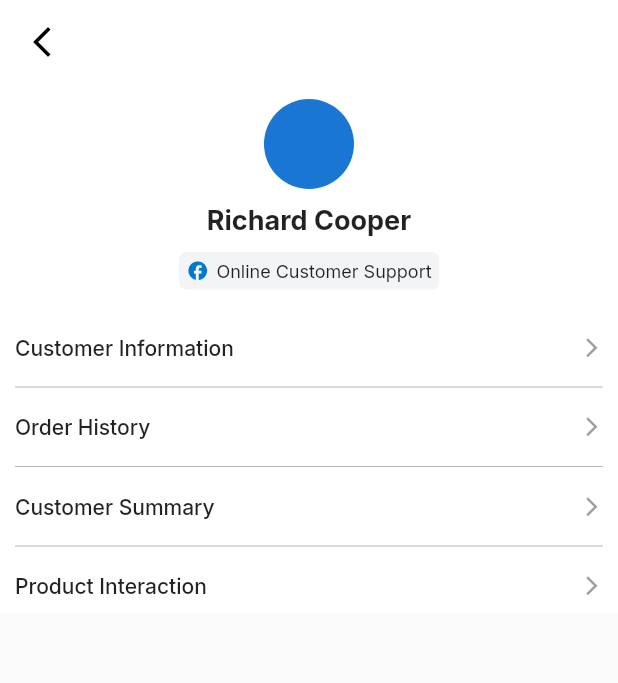
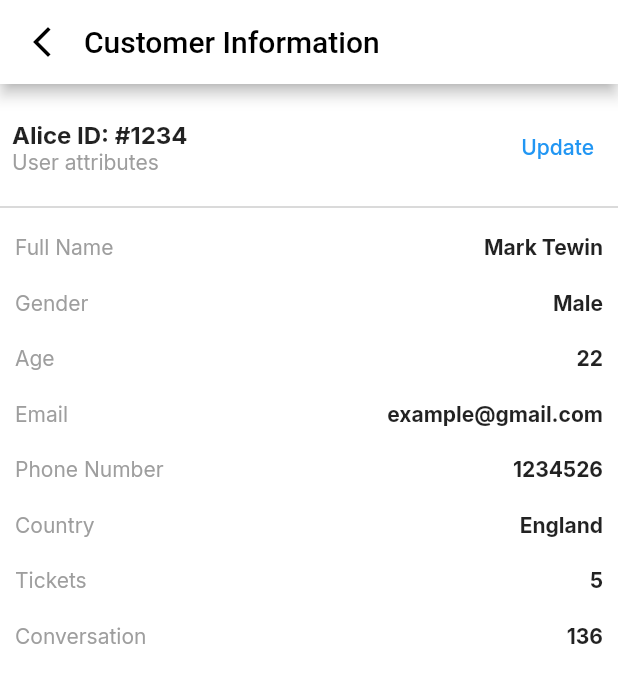
Before and after one commit to Misfit-Mushfiq/myalice, a Flutter app: the CustomerProfile screen opened by its route, after a tap on "Customer Information", on a phone screen of 412 x 824 dp. Shown: the top 683 px of the screen. Run offline on Flutter 3.47's test engine with Material 2 defaults, Android fonts, the phone set to English and light mode, and no system bars; our stand-ins replace cached_network_image, dio, flutter_spinkit, flutter_svg, get, google_fonts and 3 more; missing offline and left inert: pusher_client; accounts and stored records are empty.

```diff
--- a/lib/controllers/apiControllers/loginApiController.dart
+++ b/lib/controllers/apiControllers/loginApiController.dart
@@ -3,6 +3,7 @@ import 'package:myalice/controllers/apiControllers/baseApiController.dart';
 import 'package:myalice/models/responseModels/loginResponse.dart';
 
 class LoginApiController extends BaseApiController {
+
   static String _loginPath = "accounts/login";
 
   Future<LoginResponse> login(String email, String password) async {
--- a/lib/main.dart
+++ b/lib/main.dart
@@ -4,6 +4,7 @@ import 'package:get/get_navigation/src/root/get_material_app.dart';
 import 'package:get/route_manager.dart';
 import 'package:google_fonts/google_fonts.dart';
 import 'package:myalice/screens/chatDetails.dart';
+import 'package:myalice/screens/customerInfo.dart';
 import 'package:myalice/screens/customerProfile.dart';
 import 'package:myalice/screens/inboxScreen.dart';
 import 'package:myalice/screens/loginScreen.dart';
@@ -34,6 +35,7 @@ class MyApp extends StatelessWidget {
         GetPage(name: SIGNUP_PAGE, page: () => SignUpScreen()),
         GetPage(name: USER_PROFILE_PAGE, page: () => UserProfile()),
         GetPage(name: CUSTOMER_PROFILE_PAGE, page: () => CustomerProfile()),
+         GetPage(name: CUSTOMER_INFO_PAGE, page: () => CustomerInfo()),
       ],
     );
   }
--- a/lib/models/user.dart
+++ /dev/null
@@ -1,5 +0,0 @@
-class User {
-  User({this.name = '', this.count = 0});
-  String name;
-  int count;
-}
--- /dev/null
+++ b/lib/screens/customerInfo.dart
@@ -0,0 +1,197 @@
+import 'package:flutter/cupertino.dart';
+import 'package:flutter/material.dart';
+import 'package:get/get.dart';
+
+class CustomerInfo extends StatefulWidget {
+  CustomerInfo({Key? key}) : super(key: key);
+
+  @override
+  _CustomerInfoState createState() => _CustomerInfoState();
+}
+
+class _CustomerInfoState extends State<CustomerInfo> {
+  @override
+  Widget build(BuildContext context) {
+    return Scaffold(
+      appBar: AppBar(
+        title: Text(
+          "Customer Information",
+          style: TextStyle(color: Colors.black),
+        ),
+        centerTitle: false,
+        automaticallyImplyLeading: false,
+        backgroundColor: Colors.white,
+        titleSpacing: 0.0,
+        leading: IconButton(
+            onPressed: () {
+              Get.back();
+            },
+            icon: Icon(
+              Icons.arrow_back_ios_new,
+              color: Colors.black,
+            )),
+      ),
+      body: Container(
+        color: Colors.white,
+        child: Column(
+          children: [
+            SizedBox(
+              height: 10,
+            ),
+            Padding(
+              padding: const EdgeInsets.all(8.0),
+              child: Row(
+                mainAxisAlignment: MainAxisAlignment.spaceBetween,
+                children: [
+                  Column(
+                    crossAxisAlignment: CrossAxisAlignment.start,
+                    children: [
+                      Text("Alice ID: #1234",
+                          style: TextStyle(
+                              fontWeight: FontWeight.bold, fontSize: 16)),
+                      Text("User attributes",
+                          style: TextStyle(color: Colors.grey))
+                    ],
+                  ),
+                  TextButton(onPressed: () {}, child: Text("Update"))
+                ],
+              ),
+            ),
+            Divider(
+              thickness: 0.5,
+              color: Colors.grey,
+            ),
+            Container(
+              margin: EdgeInsets.all(10.0),
+              child: Row(
+                mainAxisAlignment: MainAxisAlignment.spaceBetween,
+                children: [
+                  Text(
+                    "Full Name",
+                    style: TextStyle(color: Colors.grey),
+                  ),
+                  Text(
+                    "Mark Tewin",
+                    style: TextStyle(fontWeight: FontWeight.bold),
+                  )
+                ],
+              ),
+            ),
+            Container(
+              margin: EdgeInsets.all(10.0),
+              child: Row(
+                mainAxisAlignment: MainAxisAlignment.spaceBetween,
+                children: [
+                  Text(
+                    "Gender",
+                    style: TextStyle(color: Colors.grey),
+                  ),
+                  Text(
+                    "Male",
+                    style: TextStyle(fontWeight: FontWeight.bold),
+                  )
+                ],
+              ),
+            ),
+            Container(
+              margin: EdgeInsets.all(10.0),
+              child: Row(
+                mainAxisAlignment: MainAxisAlignment.spaceBetween,
+                children: [
+                  Text(
+                    "Age",
+                    style: TextStyle(color: Colors.grey),
+                  ),
+                  Text(
+                    "22",
+                    style: TextStyle(fontWeight: FontWeight.bold),
+                  )
+                ],
+              ),
+            ),
+            Container(
+              margin: EdgeInsets.all(10.0),
+              child: Row(
+                mainAxisAlignment: MainAxisAlignment.spaceBetween,
+                children: [
+                  Text(
+                    "Email",
+                    style: TextStyle(color: Colors.grey),
+                  ),
+                  Text(
+                    "example@gmail.com",
+                    style: TextStyle(fontWeight: FontWeight.bold),
+                  )
+                ],
+              ),
+            ),
+            Container(
+              margin: EdgeInsets.all(10.0),
+              child: Row(
+                mainAxisAlignment: MainAxisAlignment.spaceBetween,
+                children: [
+                  Text(
+                    "Phone Number",
+                    style: TextStyle(color: Colors.grey),
+                  ),
+                  Text(
+                    "1234526",
+                    style: TextStyle(fontWeight: FontWeight.bold),
+                  )
+                ],
+              ),
+            ),
+            Container(
+              margin: EdgeInsets.all(10.0),
+              child: Row(
+                mainAxisAlignment: MainAxisAlignment.spaceBetween,
+                children: [
+                  Text(
+                    "Country",
+                    style: TextStyle(color: Colors.grey),
+                  ),
+                  Text(
+                    "England",
+                    style: TextStyle(fontWeight: FontWeight.bold),
+                  )
+                ],
+              ),
+            ),
+            Container(
+              margin: EdgeInsets.all(10.0),
+              child: Row(
+                mainAxisAlignment: MainAxisAlignment.spaceBetween,
+                children: [
+                  Text(
+                    "Tickets",
+                    style: TextStyle(color: Colors.grey),
+                  ),
+                  Text(
+                    "5",
+                    style: TextStyle(fontWeight: FontWeight.bold),
+                  )
+                ],
+              ),
+            ),
+            Container(
+              margin: EdgeInsets.all(10.0),
+              child: Row(
+                mainAxisAlignment: MainAxisAlignment.spaceBetween,
+                children: [
+                  Text(
+                    "Conversation",
+                    style: TextStyle(color: Colors.grey),
+                  ),
+                  Text(
+                    "136",
+                    style: TextStyle(fontWeight: FontWeight.bold),
+                  )
+                ],
+              ),
+            ),
+          ],
+        ),
+      ),
+    );
+  }
+}
--- a/lib/screens/customerProfile.dart
+++ b/lib/screens/customerProfile.dart
@@ -3,6 +3,7 @@ import 'package:flutter/material.dart';
 import 'package:get/get.dart';
 import 'package:myalice/custom%20widgets/botButton.dart';
 import 'package:myalice/utils/colors.dart';
+import 'package:myalice/utils/routes.dart';
 
 class CustomerProfile extends StatefulWidget {
   CustomerProfile({Key? key}) : super(key: key);
@@ -47,7 +48,8 @@ class _CustomerProfileState extends State<CustomerProfile> {
                     ),
                     Text(
                       "Richard Cooper",
-                      style: TextStyle(fontSize: 18,fontWeight: FontWeight.bold),
+                      style:
+                          TextStyle(fontSize: 18, fontWeight: FontWeight.bold),
                     ),
                     SizedBox(
                       height: 10,
@@ -59,9 +61,18 @@ class _CustomerProfileState extends State<CustomerProfile> {
                           mainAxisAlignment: MainAxisAlignment.center,
                           mainAxisSize: MainAxisSize.min,
                           children: [
-                            Icon(Icons.facebook,color: AliceColors.ALICE_BLUE,size: 15,),
-                            SizedBox(width: 5,),
-                            Text("Online Customer Support",style: TextStyle(fontSize: 12),)
+                            Icon(
+                              Icons.facebook,
+                              color: AliceColors.ALICE_BLUE,
+                              size: 15,
+                            ),
+                            SizedBox(
+                              width: 5,
+                            ),
+                            Text(
+                              "Online Customer Support",
+                              style: TextStyle(fontSize: 12),
+                            )
                           ],
                         ),
                       ),
@@ -84,11 +95,15 @@ class _CustomerProfileState extends State<CustomerProfile> {
                                       style: TextStyle(
                                           fontWeight: FontWeight.w500,
                                           fontSize: 14))),
-                              Icon((Icons.arrow_forward_ios),size: 15,color: Colors.grey,)
+                              Icon(
+                                (Icons.arrow_forward_ios),
+                                size: 15,
+                                color: Colors.grey,
+                              )
                             ],
                           ),
                           onTap: () {
-                            print("object");
+                            Get.toNamed(CUSTOMER_INFO_PAGE);
                           },
                         ),
                         SizedBox(
@@ -109,7 +124,11 @@ class _CustomerProfileState extends State<CustomerProfile> {
                                       style: TextStyle(
                                           fontWeight: FontWeight.w500,
                                           fontSize: 14))),
-                              Icon((Icons.arrow_forward_ios),size: 15,color: Colors.grey,)
+                              Icon(
+                                (Icons.arrow_forward_ios),
+                                size: 15,
+                                color: Colors.grey,
+                              )
                             ],
                           ),
                           onTap: () {
@@ -134,7 +153,11 @@ class _CustomerProfileState extends State<CustomerProfile> {
                                       style: TextStyle(
                                           fontWeight: FontWeight.w500,
                                           fontSize: 14))),
-                              Icon((Icons.arrow_forward_ios),size: 15,color: Colors.grey,)
+                              Icon(
+                                (Icons.arrow_forward_ios),
+                                size: 15,
+                                color: Colors.grey,
+                              )
                             ],
                           ),
                           onTap: () {
@@ -159,7 +182,11 @@ class _CustomerProfileState extends State<CustomerProfile> {
                                       style: TextStyle(
                                           fontWeight: FontWeight.w500,
                                           fontSize: 14))),
-                              Icon((Icons.arrow_forward_ios),size: 15,color: Colors.grey,)
+                              Icon(
+                                (Icons.arrow_forward_ios),
+                                size: 15,
+                                color: Colors.grey,
+                              )
                             ],
                           ),
                           onTap: () {
--- a/lib/utils/routes.dart
+++ b/lib/utils/routes.dart
@@ -5,3 +5,4 @@ const INBOX_PAGE = 'inboxPage';
 const SIGNUP_PAGE = 'signUpPage';
 const USER_PROFILE_PAGE = 'userProfilePage';
 const CUSTOMER_PROFILE_PAGE = 'customerProfilePage';
+const CUSTOMER_INFO_PAGE = 'customerInfoPage';
```
Also changed, not shown: lib/controllers/countController.dart (deleted, +0 -11 lines), lib/controllers/userController.dart (deleted, +0 -20 lines), lib/models/responseModels/UserResponse.dart (added, +118 -0 lines).
